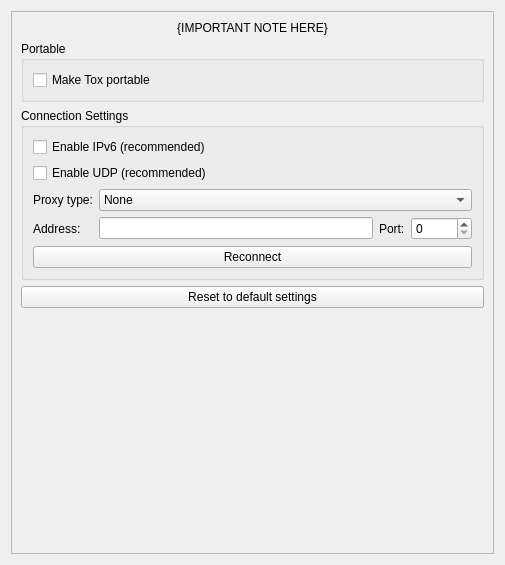
Above: src/widget/form/settings/advancedsettings.ui from qTox/qTox before the change. Below: the same form after it.
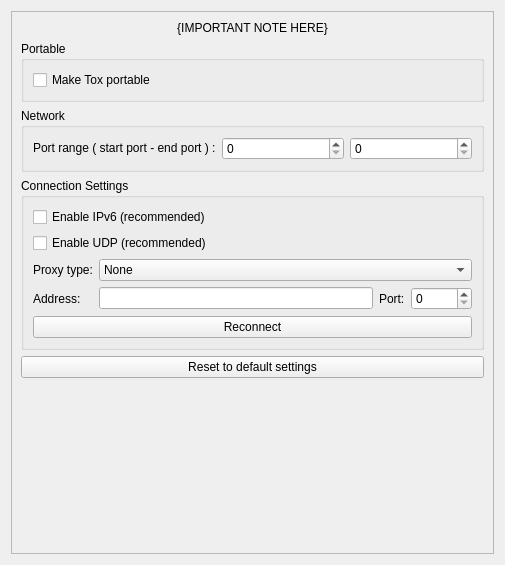
That is the form after the change. Custom widgets are drawn as their Qt base class.

Commit message:
feat(settings): add possibility to change the UDP port range
this commit fix a part of the issue #3334

What changed in the file:
```diff
--- a/src/widget/form/settings/advancedsettings.ui
+++ b/src/widget/form/settings/advancedsettings.ui
@@ -24,8 +24,8 @@
        <rect>
         <x>0</x>
         <y>0</y>
-        <width>489</width>
-        <height>549</height>
+        <width>485</width>
+        <height>545</height>
        </rect>
       </property>
       <layout class="QVBoxLayout" name="verticalLayout_2">
@@ -64,6 +64,36 @@
          </layout>
         </widget>
        </item>
+       <item>
+        <widget class="QGroupBox" name="horizontalGroupBox">
+         <property name="title">
+          <string>Network</string>
+         </property>
+         <layout class="QHBoxLayout" name="NetworkGroup">
+          <item>
+           <widget class="QLabel" name="PortRangeLabel">
+            <property name="text">
+             <string>&lt;html&gt;&lt;head/&gt;&lt;body&gt;&lt;p&gt;Port range ( start port - end port ) :&lt;/p&gt;&lt;/body&gt;&lt;/html&gt;</string>
+            </property>
+           </widget>
+          </item>
+          <item>
+           <widget class="QSpinBox" name="spinStartUDPPort">
+            <property name="maximum">
+             <number>65535</number>
+            </property>
+           </widget>
+          </item>
+          <item>
+           <widget class="QSpinBox" name="spinEndUDPPort">
+            <property name="maximum">
+             <number>65535</number>
+            </property>
+           </widget>
+          </item>
+         </layout>
+        </widget>
+       </item>
        <item>
         <widget class="QGroupBox" name="connectionGroup">
          <property name="title">
```
The commit also changes 5 other files.
